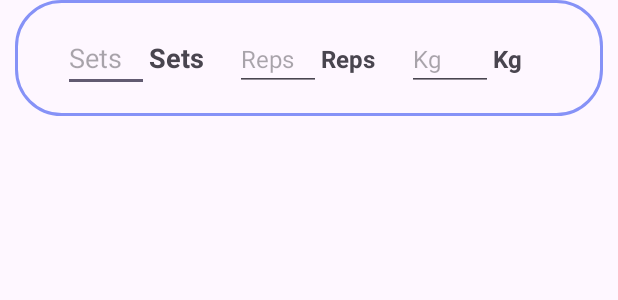
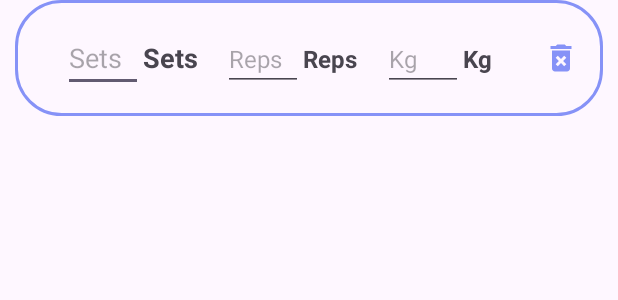
Before and after one commit to PetrosBompotis/WorkoutPlanner, an Android app: the layout set_item.xml on its own in the app's theme, with its tools: preview values and no code run, on a phone screen of 412 x 824 dp. Shown: the top 300 px of the screen. Run offline under Robolectric (Android 15) with nearby library versions, the phone set to English and light mode, and no system bars; network calls fail.

Commit message:
create + delete set

```diff
--- a/frontend/app/src/main/res/layout/set_item.xml
+++ b/frontend/app/src/main/res/layout/set_item.xml
@@ -3,7 +3,7 @@
     xmlns:android="http://schemas.android.com/apk/res/android"
     android:layout_width="match_parent"
     android:layout_height="wrap_content"
-    android:orientation="horizontal"
+    android:orientation="vertical"
     android:background="@drawable/lavender_border"
     android:layout_marginRight="10dp"
     android:layout_marginLeft="10dp"
@@ -72,5 +72,15 @@
             android:textSize="16sp"
             android:text="Kg"
             android:textStyle="bold"/>
+
+        <!-- Delete Button -->
+        <ImageButton
+            android:id="@+id/deleteSetButton"
+            android:layout_width="wrap_content"
+            android:layout_height="wrap_content"
+            android:src="@drawable/baseline_delete_forever_24"
+            android:background="@android:color/transparent"
+            android:layout_gravity="center"
+            android:contentDescription="delete_button_description"/>
     </LinearLayout>
 </LinearLayout>
--- a/frontend/gradle/libs.versions.toml
+++ b/frontend/gradle/libs.versions.toml
@@ -1,5 +1,5 @@
 [versions]
-agp = "8.3.0"
+agp = "8.3.1"
 junit = "4.13.2"
 junitVersion = "1.1.5"
 espressoCore = "3.5.1"
```
Also changed, not shown: frontend/app/src/main/java/com/example/workoutplanner/ExerciseDetailActivity.java (+90 -3 lines), frontend/app/src/main/java/com/example/workoutplanner/SetAdapter.java (+2 -20 lines), frontend/app/src/main/java/com/example/workoutplanner/SetViewHolder.java (added, +35 -0 lines).
